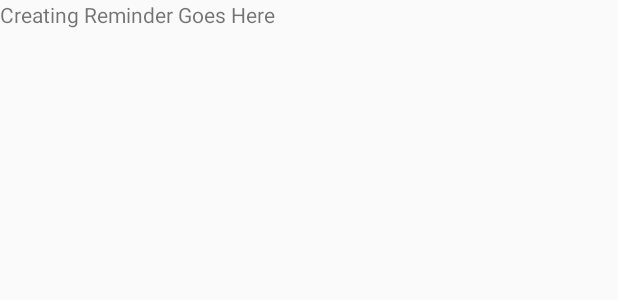
After one commit to GNG2101-Group12/Multi-Reminder-App, an Android app: the layout activity_create_reminder.xml on its own in the app's theme, with its tools: preview values and no code run, on a phone screen of 412 x 824 dp. The commit adds this screen. Shown: the top 300 px of the screen. Run offline under Robolectric (Android 15) with nearby library versions, the phone set to English and light mode, and no system bars.

Commit message:
Added reminder creation activity

```diff
--- a/app/src/main/AndroidManifest.xml
+++ b/app/src/main/AndroidManifest.xml
@@ -19,6 +19,12 @@
                 <category android:name="android.intent.category.LAUNCHER" />
             </intent-filter>
         </activity>
+
+        <activity
+            android:name=".ui.create_reminder.CreateReminderActivity"
+            android:label="@string/app_name"
+            android:theme="@style/AppTheme.NoActionBar">
+        </activity>
     </application>
 
 </manifest>
--- /dev/null
+++ b/app/src/main/res/layout/activity_create_reminder.xml
@@ -0,0 +1,11 @@
+<?xml version="1.0" encoding="utf-8"?>
+<LinearLayout
+    xmlns:android="http://schemas.android.com/apk/res/android" android:layout_width="match_parent"
+    android:layout_height="match_parent">
+
+    <TextView
+        android:layout_width="wrap_content"
+        android:layout_height="wrap_content"
+        android:text="Creating Reminder Goes Here" />
+
+</LinearLayout>
--- a/app/src/main/res/layout/create_reminder.xml
+++ /dev/null
@@ -1,6 +0,0 @@
-<?xml version="1.0" encoding="utf-8"?>
-<androidx.constraintlayout.widget.ConstraintLayout
-    xmlns:android="http://schemas.android.com/apk/res/android" android:layout_width="match_parent"
-    android:layout_height="match_parent">
-
-</androidx.constraintlayout.widget.ConstraintLayout>
```
Also changed, not shown: app/src/main/java/gng2101_2020/group12/multireminder/MainActivity.java (+8 -9 lines), app/src/main/java/gng2101_2020/group12/multireminder/ui/create_reminder/CreateReminderActivity.java (added, +23 -0 lines).
